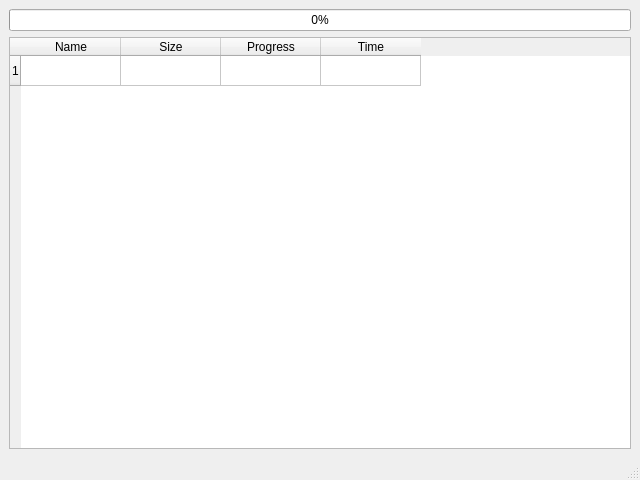
Qt form app/ui/Downloader.ui (SebastienTr/BadPlayer) before a commit.
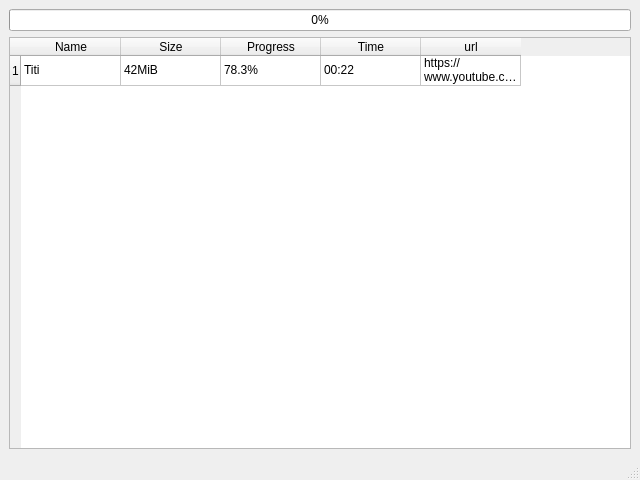
The same form after that commit.

Commit message: big changes archi, downloader, player

The edit to the form file:
```diff
--- a/app/ui/Downloader.ui
+++ b/app/ui/Downloader.ui
@@ -54,6 +54,36 @@
           <string>Time</string>
          </property>
         </column>
+        <column>
+         <property name="text">
+          <string>url</string>
+         </property>
+        </column>
+        <item row="0" column="0">
+         <property name="text">
+          <string>Titi</string>
+         </property>
+        </item>
+        <item row="0" column="1">
+         <property name="text">
+          <string>42MiB</string>
+         </property>
+        </item>
+        <item row="0" column="2">
+         <property name="text">
+          <string>78.3%</string>
+         </property>
+        </item>
+        <item row="0" column="3">
+         <property name="text">
+          <string>00:22 </string>
+         </property>
+        </item>
+        <item row="0" column="4">
+         <property name="text">
+          <string>https://www.youtube.com/watch?v=gA_wQ5JL9lg</string>
+         </property>
+        </item>
        </widget>
       </item>
      </layout>
```
The commit also changes 13 other files.
